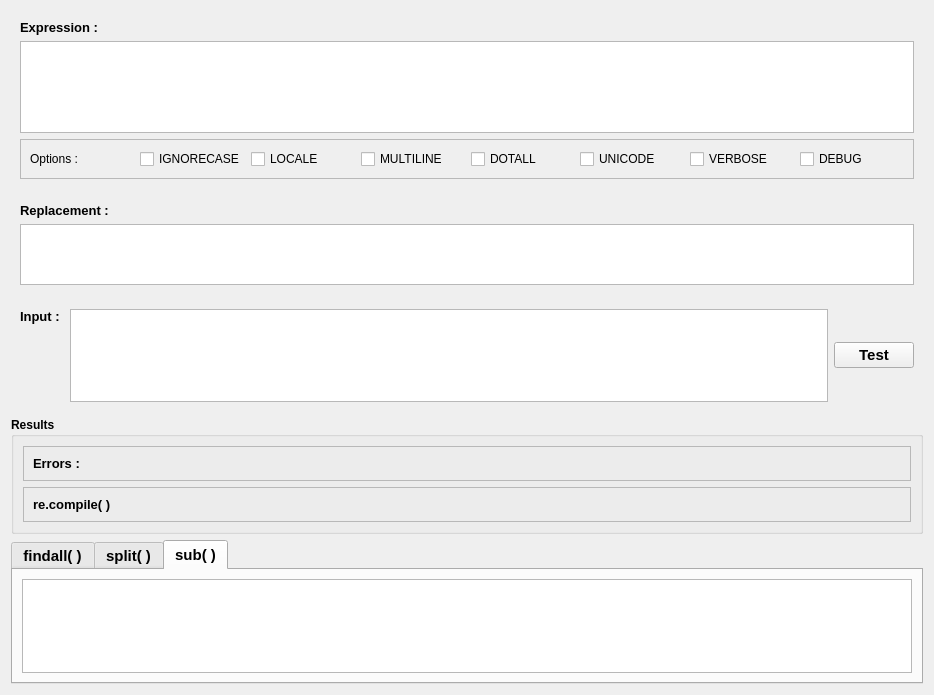
Before: the Qt Designer form ui/pythonform.ui in juliendz/regex-ace, drawn with Qt 5.
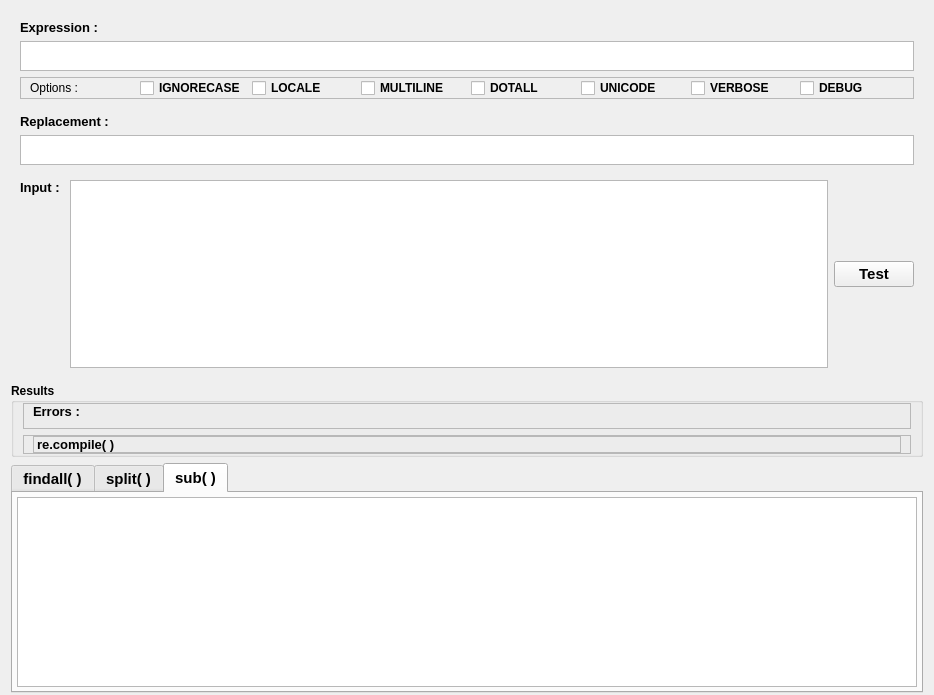
After: the same form once the commit is applied. The open tabs and pages were chosen to show the change. Icons and pictures are not drawn.

What changed in the file:
```diff
--- a/ui/pythonform.ui
+++ b/ui/pythonform.ui
@@ -14,6 +14,9 @@
    <string>Form</string>
   </property>
   <layout class="QVBoxLayout" name="verticalLayout">
+   <property name="bottomMargin">
+    <number>2</number>
+   </property>
    <item>
     <widget class="QFrame" name="frame">
      <property name="frameShape">
@@ -49,6 +52,15 @@
       </item>
       <item>
        <widget class="QTextEdit" name="txtBox_regexp">
+        <property name="maximumSize">
+         <size>
+          <width>16777215</width>
+          <height>30</height>
+         </size>
+        </property>
+        <property name="tabChangesFocus">
+         <bool>true</bool>
+        </property>
         <property name="acceptRichText">
          <bool>false</bool>
         </property>
@@ -63,6 +75,12 @@
          <enum>QFrame::Raised</enum>
         </property>
         <layout class="QGridLayout" name="gridLayout_3">
+         <property name="topMargin">
+          <number>0</number>
+         </property>
+         <property name="bottomMargin">
+          <number>0</number>
+         </property>
          <item row="0" column="0">
           <widget class="QLabel" name="label_5">
            <property name="text">
@@ -72,6 +90,12 @@
          </item>
          <item row="0" column="1">
           <widget class="QCheckBox" name="chkBox_py_ignorecase">
+           <property name="font">
+            <font>
+             <weight>75</weight>
+             <bold>true</bold>
+            </font>
+           </property>
            <property name="text">
             <string>IGNORECASE</string>
            </property>
@@ -79,6 +103,12 @@
          </item>
          <item row="0" column="2">
           <widget class="QCheckBox" name="chkBox_py_locale">
+           <property name="font">
+            <font>
+             <weight>75</weight>
+             <bold>true</bold>
+            </font>
+           </property>
            <property name="text">
             <string>LOCALE</string>
            </property>
@@ -86,6 +116,12 @@
          </item>
          <item row="0" column="3">
           <widget class="QCheckBox" name="chkbox_py_multiline">
+           <property name="font">
+            <font>
+             <weight>75</weight>
+             <bold>true</bold>
+            </font>
+           </property>
            <property name="text">
             <string>MULTILINE</string>
            </property>
@@ -93,6 +129,12 @@
          </item>
          <item row="0" column="4">
           <widget class="QCheckBox" name="chkBox_py_dotall">
+           <property name="font">
+            <font>
+             <weight>75</weight>
+             <bold>true</bold>
+            </font>
+           </property>
            <property name="text">
             <string>DOTALL</string>
            </property>
@@ -100,6 +142,12 @@
          </item>
          <item row="0" column="5">
           <widget class="QCheckBox" name="chkBox_py_unicode">
+           <property name="font">
+            <font>
+             <weight>75</weight>
+             <bold>true</bold>
+            </font>
+           </property>
            <property name="text">
             <string>UNICODE</string>
            </property>
@@ -107,6 +155,12 @@
          </item>
          <item row="0" column="6">
           <widget class="QCheckBox" name="chkBox_py_verbose">
+           <property name="font">
+            <font>
+             <weight>75</weight>
+             <bold>true</bold>
+            </font>
+           </property>
            <property name="text">
             <string>VERBOSE</string>
            </property>
@@ -114,6 +168,12 @@
          </item>
          <item row="0" column="7">
           <widget class="QCheckBox" name="chkBox_py_debug">
+           <property name="font">
+            <font>
+             <weight>75</weight>
+             <bold>true</bold>
+            </font>
+           </property>
            <property name="text">
             <string>DEBUG</string>
            </property>
@@ -140,6 +200,12 @@
       <enum>QFrame::Raised</enum>
      </property>
      <layout class="QVBoxLayout" name="verticalLayout_2">
+      <property name="topMargin">
+       <number>0</number>
+      </property>
+      <property name="bottomMargin">
+       <number>0</number>
+      </property>
       <item>
        <widget class="QLabel" name="label_4">
         <property name="font">
@@ -165,7 +231,17 @@
        </widget>
       </item>
       <item>
-       <widget class="QTextEdit" name="txtBox_replacement"/>
+       <widget class="QTextEdit" name="txtBox_replacement">
+        <property name="maximumSize">
+         <size>
+          <width>16777215</width>
+          <height>30</height>
+         </size>
+        </property>
+        <property name="tabChangesFocus">
+         <bool>true</bool>
+        </property>
+       </widget>
       </item>
      </layout>
     </widget>
@@ -198,7 +274,11 @@
        </widget>
       </item>
       <item>
-       <widget class="QTextEdit" name="txtBox_input"/>
+       <widget class="QTextEdit" name="txtBox_input">
+        <property name="tabChangesFocus">
+         <bool>true</bool>
+        </property>
+       </widget>
       </item>
       <item>
        <widget class="QPushButton" name="btn_test">
@@ -213,6 +293,10 @@
         <property name="text">
          <string>Test</string>
         </property>
+        <property name="icon">
+         <iconset resource="../resources/resources.qrc">
+          <normaloff>:/new/regxace_resource/test.png</normaloff>:/new/regxace_resource/test.png</iconset>
+        </property>
        </widget>
       </item>
      </layout>
@@ -232,6 +316,12 @@
       <string>Results</string>
      </property>
      <layout class="QGridLayout" name="gridLayout_2">
+      <property name="topMargin">
+       <number>0</number>
+      </property>
+      <property name="bottomMargin">
+       <number>0</number>
+      </property>
       <item row="0" column="0">
        <widget class="QFrame" name="frame_6">
         <property name="frameShape">
@@ -241,6 +331,9 @@
          <enum>QFrame::Raised</enum>
         </property>
         <layout class="QFormLayout" name="formLayout_3">
+         <property name="topMargin">
+          <number>0</number>
+         </property>
          <item row="0" column="1">
           <widget class="QLabel" name="label_py_err_msg">
            <property name="font">
@@ -283,6 +376,12 @@
          <enum>QFrame::Raised</enum>
         </property>
         <layout class="QGridLayout" name="gridLayout">
+         <property name="topMargin">
+          <number>0</number>
+         </property>
+         <property name="bottomMargin">
+          <number>0</number>
+         </property>
          <item row="0" column="0">
           <widget class="QLabel" name="label_py_compile">
            <property name="font">
@@ -290,6 +389,9 @@
              <pointsize>10</pointsize>
             </font>
            </property>
+           <property name="frameShape">
+            <enum>QFrame::StyledPanel</enum>
+           </property>
            <property name="text">
             <string>re.compile( )</string>
            </property>
@@ -315,15 +417,37 @@
       </font>
      </property>
      <property name="currentIndex">
-      <number>1</number>
+      <number>2</number>
      </property>
      <widget class="QWidget" name="tab_findall">
       <attribute name="title">
        <string>findall( )</string>
       </attribute>
       <layout class="QGridLayout" name="gridLayout_4">
+       <property name="leftMargin">
+        <number>4</number>
+       </property>
+       <property name="topMargin">
+        <number>4</number>
+       </property>
+       <property name="rightMargin">
+        <number>4</number>
+       </property>
+       <property name="bottomMargin">
+        <number>4</number>
+       </property>
        <item row="0" column="0">
-        <widget class="QTextEdit" name="txtBox_py_findall"/>
+        <widget class="QTextEdit" name="txtBox_py_findall">
+         <property name="lineWrapMode">
+          <enum>QTextEdit::NoWrap</enum>
+         </property>
+         <property name="readOnly">
+          <bool>true</bool>
+         </property>
+         <property name="acceptRichText">
+          <bool>false</bool>
+         </property>
+        </widget>
        </item>
       </layout>
      </widget>
@@ -332,8 +456,30 @@
        <string>split( )</string>
       </attribute>
       <layout class="QGridLayout" name="gridLayout_5">
+       <property name="leftMargin">
+        <number>4</number>
+       </property>
+       <property name="topMargin">
+        <number>4</number>
+       </property>
+       <property name="rightMargin">
+        <number>4</number>
+       </property>
+       <property name="bottomMargin">
+        <number>4</number>
+       </property>
        <item row="0" column="0">
-        <widget class="QTextEdit" name="txtBox_py_split"/>
+        <widget class="QTextEdit" name="txtBox_py_split">
+         <property name="lineWrapMode">
+          <enum>QTextEdit::NoWrap</enum>
+         </property>
+         <property name="readOnly">
+          <bool>true</bool>
+         </property>
+         <property name="acceptRichText">
+          <bool>false</bool>
+         </property>
+        </widget>
        </item>
       </layout>
      </widget>
@@ -342,8 +488,30 @@
        <string>sub( )</string>
       </attribute>
       <layout class="QGridLayout" name="gridLayout_6">
+       <property name="leftMargin">
+        <number>4</number>
+       </property>
+       <property name="topMargin">
+        <number>4</number>
+       </property>
+       <property name="rightMargin">
+        <number>4</number>
+       </property>
+       <property name="bottomMargin">
+        <number>4</number>
+       </property>
        <item row="0" column="0">
-        <widget class="QTextEdit" name="txtBox_py_sub"/>
+        <widget class="QTextEdit" name="txtBox_py_sub">
+         <property name="lineWrapMode">
+          <enum>QTextEdit::NoWrap</enum>
+         </property>
+         <property name="readOnly">
+          <bool>true</bool>
+         </property>
+         <property name="acceptRichText">
+          <bool>false</bool>
+         </property>
+        </widget>
        </item>
       </layout>
      </widget>
```
Left out of the diff: 21 changed lines with no effect on the pictures.
